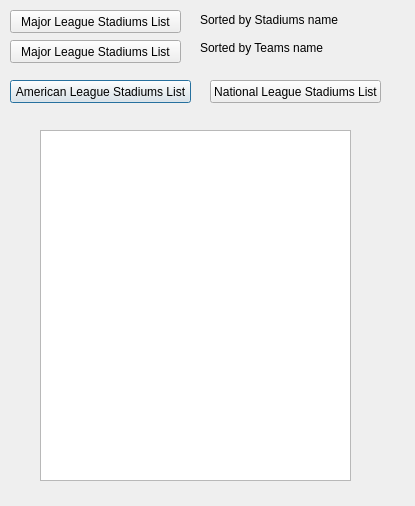
Qt form stadiumlists.ui (ellenyim8/project2) before a commit.
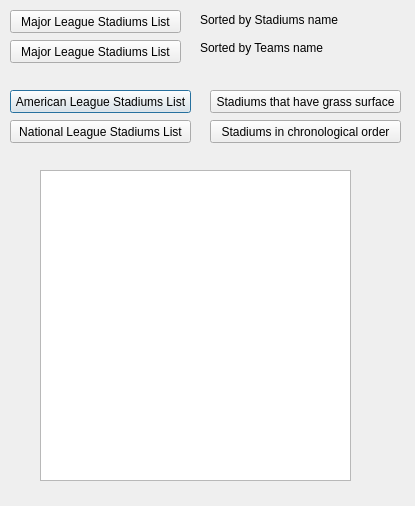
The same form after that commit.

What changed in the file:
```diff
--- a/stadiumlists.ui
+++ b/stadiumlists.ui
@@ -17,7 +17,7 @@
    <property name="geometry">
     <rect>
      <x>10</x>
-     <y>80</y>
+     <y>90</y>
      <width>181</width>
      <height>23</height>
     </rect>
@@ -30,18 +30,18 @@
    <property name="geometry">
     <rect>
      <x>40</x>
-     <y>130</y>
+     <y>170</y>
      <width>311</width>
-     <height>351</height>
+     <height>311</height>
     </rect>
    </property>
   </widget>
   <widget class="QPushButton" name="pushButton_2">
    <property name="geometry">
     <rect>
-     <x>210</x>
-     <y>80</y>
-     <width>171</width>
+     <x>10</x>
+     <y>120</y>
+     <width>181</width>
      <height>23</height>
     </rect>
    </property>
@@ -101,6 +101,32 @@
     <string>Sorted by Teams name</string>
    </property>
   </widget>
+  <widget class="QPushButton" name="pushButton_5">
+   <property name="geometry">
+    <rect>
+     <x>210</x>
+     <y>90</y>
+     <width>191</width>
+     <height>23</height>
+    </rect>
+   </property>
+   <property name="text">
+    <string>Stadiums that have grass surface</string>
+   </property>
+  </widget>
+  <widget class="QPushButton" name="pushButton_6">
+   <property name="geometry">
+    <rect>
+     <x>210</x>
+     <y>120</y>
+     <width>191</width>
+     <height>23</height>
+    </rect>
+   </property>
+   <property name="text">
+    <string>Stadiums in chronological order</string>
+   </property>
+  </widget>
  </widget>
  <resources/>
  <connections/>
```
